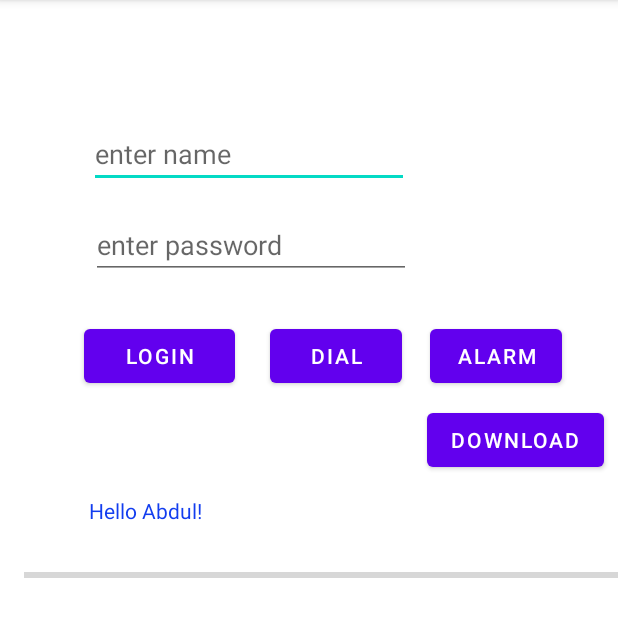
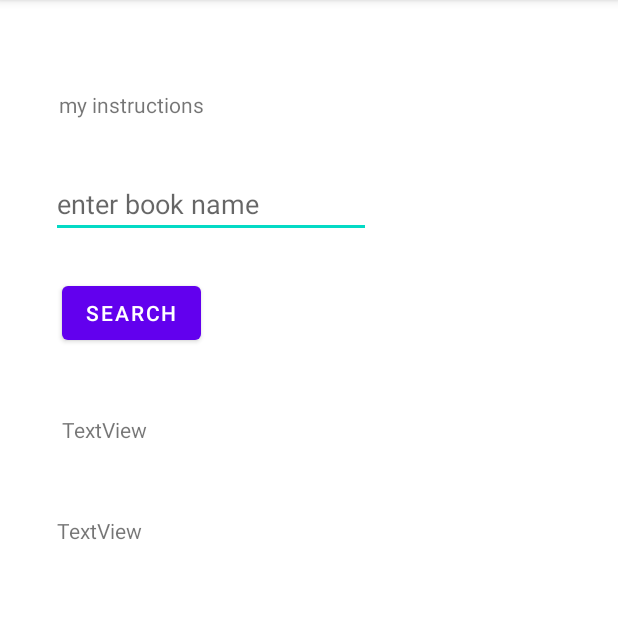
Before and after one commit to abdultanveer/philips, an Android app: the screen it shows after launch (MainActivity before the commit, WhoWroteActivity after it), on a phone screen of 412 x 824 dp, the part 84-721 px from its top. Run offline under Robolectric (Android 15) with nearby library versions, the phone set to English and light mode, and no system bars.

Commit message:
who wrote it -- part 1

```diff
--- /dev/null
+++ b/app/src/main/java/com/abdul/philips/WhoWroteActivity.kt
@@ -0,0 +1,33 @@
+package com.abdul.philips
+
+import android.os.Bundle
+import android.view.View
+import androidx.appcompat.app.AppCompatActivity
+import android.widget.TextView
+
+import android.widget.EditText
+
+
+
+
+class WhoWroteActivity : AppCompatActivity() {
+    lateinit var mBookInput: EditText
+    lateinit var mTitleText: TextView
+    lateinit var mAuthorText:TextView
+
+
+    override fun onCreate(savedInstanceState: Bundle?) {
+        super.onCreate(savedInstanceState)
+        setContentView(R.layout.activity_who_wrote)
+
+        mBookInput = findViewById(R.id.bookInput);
+        mTitleText = findViewById(R.id.titleText);
+        mAuthorText = findViewById(R.id.authorText);
+    }
+
+    fun searchBooksApi(view: View) {
+        val bookName = mBookInput.getText().toString()
+        val fetchBookTask = FetchBookTask(mTitleText, mAuthorText)
+        fetchBookTask.execute(bookName)
+    }
+}
--- a/app/src/main/res/layout/activity_main.xml
+++ b/app/src/main/res/layout/activity_main.xml
@@ -80,6 +80,7 @@
 
     <ProgressBar
         android:id="@+id/progressBar"
+        android:visibility="invisible"
         style="?android:attr/progressBarStyleHorizontal"
         android:layout_width="match_parent"
         android:layout_height="wrap_content"
--- /dev/null
+++ b/app/src/main/res/layout/activity_who_wrote.xml
@@ -0,0 +1,67 @@
+<?xml version="1.0" encoding="utf-8"?>
+<androidx.constraintlayout.widget.ConstraintLayout xmlns:android="http://schemas.android.com/apk/res/android"
+    xmlns:app="http://schemas.android.com/apk/res-auto"
+    xmlns:tools="http://schemas.android.com/tools"
+    android:layout_width="match_parent"
+    android:layout_height="match_parent"
+    tools:context=".WhoWroteActivity">
+
+    <TextView
+        android:id="@+id/instructions"
+
+        android:layout_width="wrap_content"
+        android:layout_height="wrap_content"
+        android:layout_marginStart="39dp"
+        android:layout_marginLeft="39dp"
+        android:layout_marginTop="60dp"
+        android:text="@string/instructions"
+        app:layout_constraintStart_toStartOf="parent"
+        app:layout_constraintTop_toTopOf="parent" />
+
+    <EditText
+        android:id="@+id/bookInput"
+        android:layout_width="wrap_content"
+        android:layout_height="wrap_content"
+        android:layout_marginStart="34dp"
+        android:layout_marginLeft="34dp"
+        android:layout_marginTop="34dp"
+        android:ems="10"
+        android:hint="enter book name"
+        android:inputType="textPersonName"
+        app:layout_constraintStart_toStartOf="parent"
+        app:layout_constraintTop_toBottomOf="@+id/instructions" />
+    <!--step 1-->
+    <Button
+        android:id="@+id/searchButton"
+        android:layout_width="wrap_content"
+        android:layout_height="wrap_content"
+        android:layout_marginStart="7dp"
+        android:layout_marginLeft="7dp"
+        android:layout_marginTop="26dp"
+        android:text="search"
+        android:onClick="searchBooksApi"
+        app:layout_constraintStart_toStartOf="@+id/bookInput"
+        app:layout_constraintTop_toBottomOf="@+id/bookInput" />
+
+    <TextView
+        android:id="@+id/titleText"
+        android:layout_width="wrap_content"
+        android:layout_height="wrap_content"
+        android:layout_marginStart="41dp"
+        android:layout_marginLeft="41dp"
+        android:layout_marginTop="44dp"
+        android:text="TextView"
+        app:layout_constraintStart_toStartOf="parent"
+        app:layout_constraintTop_toBottomOf="@+id/searchButton" />
+
+    <TextView
+        android:id="@+id/authorText"
+        android:layout_width="wrap_content"
+        android:layout_height="wrap_content"
+        android:layout_marginStart="38dp"
+        android:layout_marginLeft="38dp"
+        android:layout_marginTop="48dp"
+        android:text="TextView"
+        app:layout_constraintStart_toStartOf="parent"
+        app:layout_constraintTop_toBottomOf="@+id/titleText" />
+</androidx.constraintlayout.widget.ConstraintLayout>
--- a/app/src/main/res/values/strings.xml
+++ b/app/src/main/res/values/strings.xml
@@ -3,5 +3,6 @@
     <string name="enter_pwd">enter password</string>
     <string name="enter_name">enter name</string>
     <string name="submit">Login</string>
+    <string name="instructions">my instructions</string>
 
 </resources>
```
Also changed, not shown: app/src/main/AndroidManifest.xml (+12 -8 lines), app/src/main/java/com/abdul/philips/DownloadTask.kt (+25 -1 lines), app/src/main/java/com/abdul/philips/FetchBookTask.kt (added, +16 -0 lines), app/src/main/java/com/abdul/philips/MainActivity.kt (+4 -5 lines).
